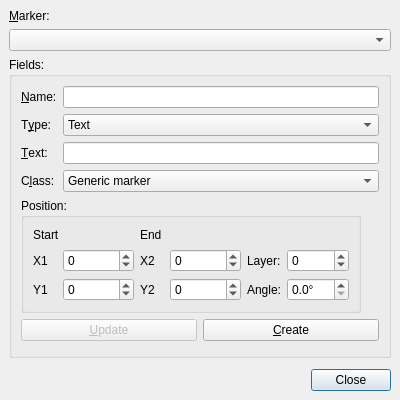
Before: the Qt Designer form src/mainwindow/infomarkseditdlg.ui in MUME/MMapper, drawn with Qt 5.
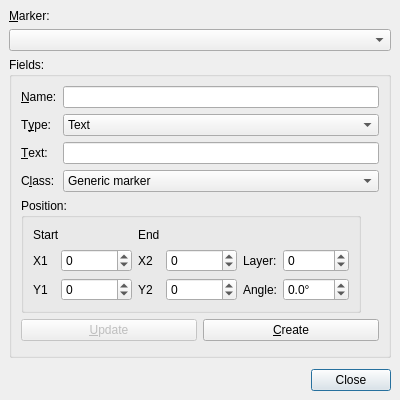
After: the same form once the commit is applied.

What changed in the file:
```diff
--- a/src/mainwindow/infomarkseditdlg.ui
+++ b/src/mainwindow/infomarkseditdlg.ui
@@ -381,6 +381,9 @@
            <property name="decimals">
             <number>1</number>
            </property>
+           <property name="minimum">
+            <double>-360.000000000000000</double>
+           </property>
            <property name="maximum">
             <double>360.000000000000000</double>
            </property>
```
